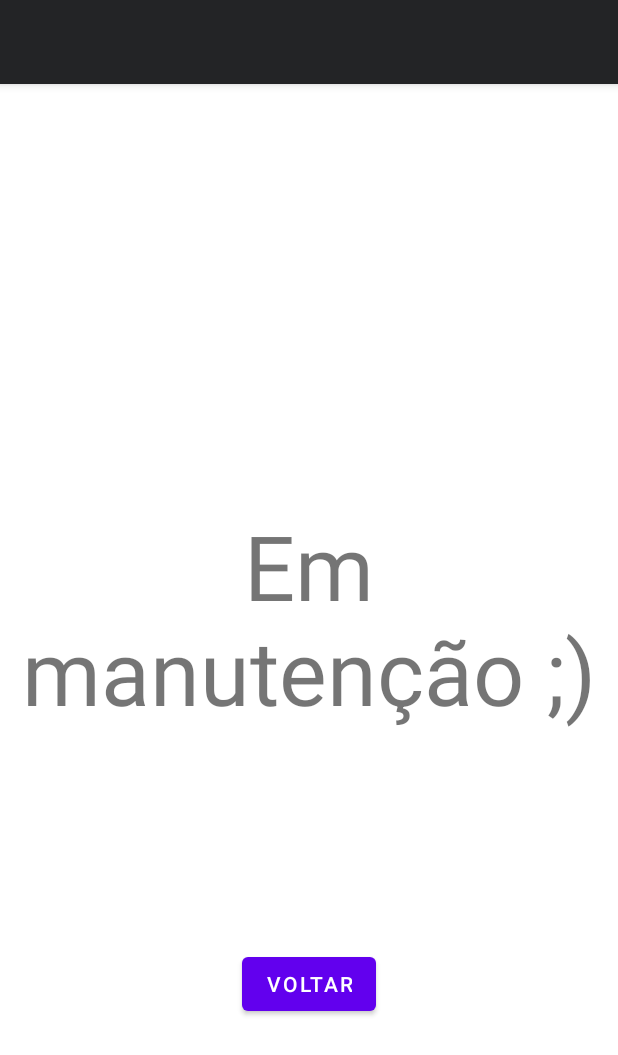
After one commit to wdsonl/GymProgress, an Android app: the layout activity_perna.xml on its own in the app's theme, with its tools: preview values and no code run, on a phone screen of 412 x 824 dp. The commit adds this screen. Shown: the top 1055 px of the screen. Run offline under Robolectric (Android 15) with nearby library versions, the light colour scheme and no system bars.

Commit message:
treino de perna e braço adicionados

```diff
--- /dev/null
+++ b/app/src/main/res/layout/activity_perna.xml
@@ -0,0 +1,50 @@
+<?xml version="1.0" encoding="utf-8"?>
+<androidx.coordinatorlayout.widget.CoordinatorLayout xmlns:android="http://schemas.android.com/apk/res/android"
+    xmlns:app="http://schemas.android.com/apk/res-auto"
+    xmlns:tools="http://schemas.android.com/tools"
+    android:layout_width="match_parent"
+    android:layout_height="match_parent"
+    tools:context=".PernaActivity">
+
+    <com.google.android.material.appbar.AppBarLayout
+        android:layout_width="match_parent"
+        android:layout_height="wrap_content"
+        android:theme="@style/Theme.GymProgress.AppBarOverlay">
+
+        <androidx.appcompat.widget.Toolbar
+            android:id="@+id/toolbar"
+            android:layout_width="match_parent"
+            android:layout_height="?attr/actionBarSize"
+            android:background="#232426"
+            app:popupTheme="@style/Theme.GymProgress.PopupOverlay" />
+
+    </com.google.android.material.appbar.AppBarLayout>
+
+    <androidx.constraintlayout.widget.ConstraintLayout
+        android:layout_width="match_parent"
+        android:layout_height="match_parent">
+
+        <TextView
+            android:id="@+id/TextViewLixo"
+            android:layout_width="wrap_content"
+            android:layout_height="wrap_content"
+            android:text="Em manutenção ;)"
+            android:textSize="60dp"
+            android:textAlignment="center"
+            app:layout_constraintBottom_toBottomOf="parent"
+            app:layout_constraintEnd_toEndOf="parent"
+            app:layout_constraintStart_toStartOf="parent"
+            app:layout_constraintTop_toTopOf="parent" />
+
+        <Button
+            android:id="@+id/voltarBt"
+            android:layout_width="wrap_content"
+            android:layout_height="wrap_content"
+            android:text="voltar"
+            app:layout_constraintBottom_toBottomOf="parent"
+            app:layout_constraintEnd_toEndOf="parent"
+            app:layout_constraintStart_toStartOf="parent"
+            app:layout_constraintTop_toBottomOf="@+id/TextViewLixo" />
+    </androidx.constraintlayout.widget.ConstraintLayout>
+
+</androidx.coordinatorlayout.widget.CoordinatorLayout>
```
Also changed, not shown: app/src/main/AndroidManifest.xml (+14 -0 lines), app/src/main/java/com/example/gymprogress/BracoActivity.java (added, +29 -0 lines), app/src/main/java/com/example/gymprogress/MainActivity.java (+20 -0 lines), app/src/main/java/com/example/gymprogress/PernaActivity.java (added, +29 -0 lines), app/src/main/res/layout/activity_braco.xml (added, +50 -0 lines), app/src/main/res/layout/activity_main.xml (+60 -6 lines), 2 other files.
